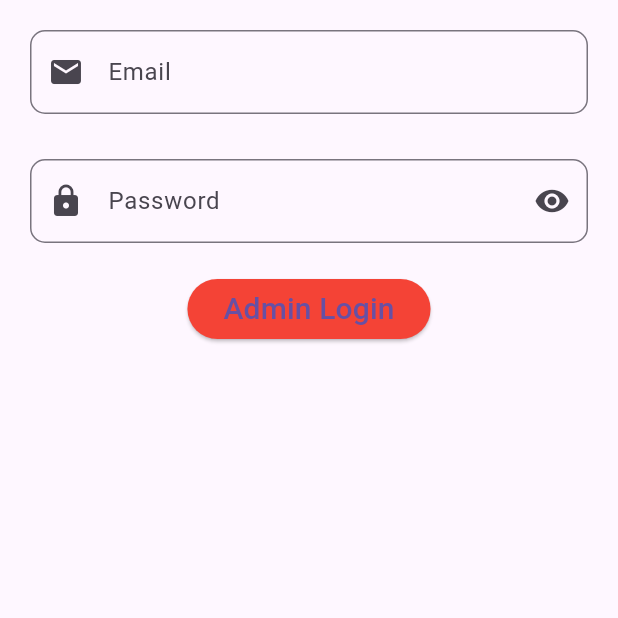
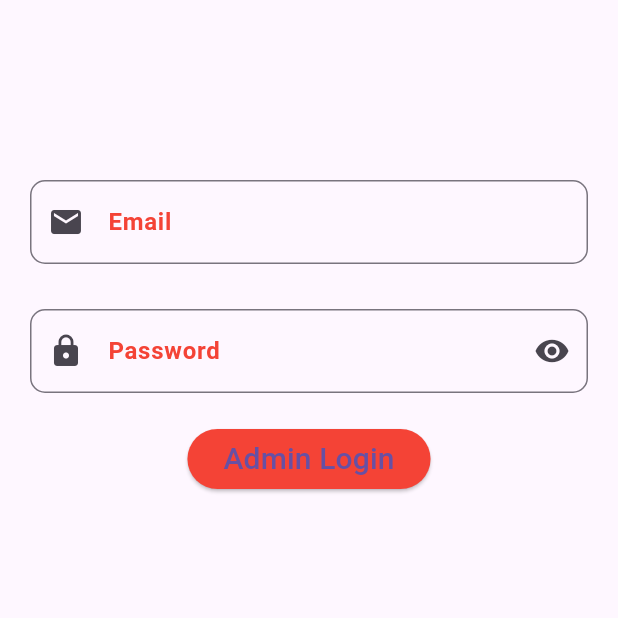
Before and after one commit to sumayyats123/KidsLand, a Flutter app: the Welcomescreen screen opened directly, after a tap on "Adminlogin", on a phone screen of 412 x 824 dp, the top half of it. Run offline on Flutter 3.47's test engine with Material 3 defaults, Android fonts, the phone set to English and light mode, and no system bars; our stand-ins replace audioplayers, file_picker, hive, hive_flutter, image_picker, shared_preferences; accounts and stored records are empty.

Commit message:
19/12/23 constant file

```diff
--- a/lib/screen/admin/admin_login.dart
+++ b/lib/screen/admin/admin_login.dart
@@ -1,6 +1,7 @@
 import 'dart:io';
 import 'package:flutter/material.dart';
 import 'package:kidsland/screen/admin/admincategory_ist.dart';
+import 'package:kidsland/widget/constants.dart';
 
 class AdminLogin extends StatefulWidget {
   const AdminLogin({
@@ -9,71 +10,52 @@
 
   @override
   State<AdminLogin> createState() => _AdminLoginState();
-
-  // ignore: non_constant_identifier_names
-  AdminLoginState() {}
 }
 
 class _AdminLoginState extends State<AdminLogin> {
-  final _formfield = GlobalKey<FormState>();
+  final _formFieldKey = GlobalKey<FormState>();
   final emailController = TextEditingController();
   final passwordController = TextEditingController();
   bool passToggle = true;
   File? selectedImage;
-  File? audiofilePath;
+  File? audioFilePath;
+
+
   @override
   Widget build(BuildContext context) {
     return SafeArea(
       child: Scaffold(
         body: Padding(
           padding: const EdgeInsets.all(20.0),
+          child: Form(
+            key: _formFieldKey,
             child: Column(
               children: [
-              Form(
-                key: _formfield,
-                child: Column(
-                  mainAxisAlignment: MainAxisAlignment.center,
-                  children: [
-                    TextFormField(
-                      keyboardType: TextInputType.emailAddress,
-                      controller: emailController,
-                      decoration: InputDecoration(
-                        border: OutlineInputBorder(
-                          borderRadius: BorderRadius.circular(10),
-                          borderSide: const BorderSide(color: Colors.red),
-                        ),
+                const SizedBox(height: 100),
+                buildTextFormField(
                   labelText: 'Email',
-                        prefixIcon: const Icon(Icons.email),
-                      ),
+                  prefixIcon: Icons.email,
                   validator: (value) {
                     return RegExp(r"^[a-z0-9]+@gmail+\.com+")
                         .hasMatch(value!)
                         ? null
                         : "Please enter a valid email";
                   },
+                  controller: emailController,
                 ),
-                    const SizedBox(
-                      height: 30,
-                    ),
-                    TextFormField(
-                      controller: passwordController,
+                const SizedBox(height: 30),
+                buildTextFormField(
+                  labelText: 'Password',
+                  prefixIcon: Icons.lock,
                   obscureText: passToggle,
-                      decoration: InputDecoration(
-                        border: OutlineInputBorder(
-                          borderRadius: BorderRadius.circular(10),
-                          borderSide: const BorderSide(color: Colors.red),
-                        ),
-                        labelText: 'Password',
-                        prefixIcon: const Icon(Icons.lock),
                   suffixIcon: InkWell(
                     onTap: () {
                       setState(() {
                         passToggle = !passToggle;
                       });
                     },
-                          child: Icon(passToggle
-                              ? Icons.visibility
-                              : Icons.visibility_off),
+                    child: Icon(
+                      passToggle ? Icons.visibility : Icons.visibility_off,
                     ),
                   ),
                   validator: (value) {
@@ -84,34 +66,39 @@
                     }
                     return null;
                   },
+                  controller: passwordController,
                 ),
                 const SizedBox(height: 20),
-                  ],
-                ),
-              ),
                 ElevatedButton(
                   style: ButtonStyle(
                     backgroundColor: MaterialStateProperty.all(Colors.red),
                   ),
                   onPressed: () async {
-                  if (_formfield.currentState!.validate()) {
+                    if (_formFieldKey.currentState!.validate()) {
                       if (emailController.text == 'sumayyats429@gmail.com' &&
                           passwordController.text == 'mi@123') {
-                      ScaffoldMessenger.of(context).showSnackBar(const SnackBar(
+                        ScaffoldMessenger.of(context).showSnackBar(
+                          const SnackBar(
                             content: Text('Successful'),
-                      ));
+                          ),
+                        );
                         Navigator.pushAndRemoveUntil(
                           context,
-                        MaterialPageRoute(builder: (context) => const CategoryList()),
+                          MaterialPageRoute(
+                            builder: (context) => const CategoryList(),
+                          ),
                           (route) => false,
                         );
                         emailController.clear();
                         passwordController.clear();
                       } else {
-                      ScaffoldMessenger.of(context).showSnackBar(const SnackBar(
-                        content:
-                            Text('Enter the Email or Password is incorrect'),
-                      ));
+                        ScaffoldMessenger.of(context).showSnackBar(
+                          const SnackBar(
+                            content: Text(
+                              'Enter the Email or Password is incorrect',
+                            ),
+                          ),
+                        );
                       }
                     }
                   },
@@ -124,6 +111,7 @@
             ),
           ),
         ),
+      ),
     );
   }
 }
--- a/lib/screen/introscreens/welocmescreen.dart
+++ b/lib/screen/introscreens/welocmescreen.dart
@@ -1,7 +1,8 @@
 import 'package:flutter/material.dart';
-import 'package:kidsland/screen/user/usercategory_list.dart';
 import 'package:kidsland/screen/admin/admin_login.dart';
 import 'package:kidsland/database/functions/sharedpreference.dart';
+import 'package:kidsland/screen/user/usercategory_list.dart';
+import 'package:kidsland/widget/constants.dart';// Import the app_constants.dart file
 
 class Welcomescreen extends StatefulWidget {
   const Welcomescreen({super.key});
@@ -19,20 +20,20 @@
     return SafeArea(
       child: Scaffold(
         body: SingleChildScrollView(
-        child: Column(mainAxisAlignment: MainAxisAlignment.center, children: [
+          child: Column(
+            mainAxisAlignment: MainAxisAlignment.center,
+            children: [
               Image.asset(
                 "assets/images/rainbow__1_-removebg-preview.png",
                 width: size.width,
               ),
               const Text(
                 'Welcome',
-            style: TextStyle(
-                fontSize: 40, fontWeight: FontWeight.w700, color: Colors.red,fontFamily:'Poppins'),
+                style: AppTextStyles.welcomeTitle, // Use the constant for welcome title
               ),
               const Text(
                 'Shining Star',
-            style: TextStyle(
-                fontSize: 25, fontWeight: FontWeight.w600, color: Colors.red,fontFamily:'Poppins'),
+                style: AppTextStyles.subTitle, // Use the constant for subtitle
               ),
               Padding(
                 padding: const EdgeInsets.all(40.0),
@@ -42,10 +43,7 @@
                     labelText: 'Name',
                     hintText: 'Enter Your  Name ',
                   ),
-              style: const TextStyle(
-                fontWeight: FontWeight.bold,
-                color: Colors.red,
-              ),
+                  style: AppTextStyles.inputTextStyle, // Use the constant for input text style
                 ),
               ),
               const SizedBox(
@@ -58,34 +56,51 @@
                   children: [
                     InkWell(
                       onTap: () async {
-                    Navigator.of(context).pushAndRemoveUntil(MaterialPageRoute(builder: (context) => const AdminLogin(),), (route) => false);
+                        Navigator.of(context).pushAndRemoveUntil(
+                          MaterialPageRoute(
+                            builder: (context) => const AdminLogin(),
+                          ),
+                          (route) => false,
+                        );
                       },
                       child: const Row(
                         children: [
                           Padding(
-                         padding: EdgeInsets.only(left:25),
+                            padding: EdgeInsets.only(left: 25),
                             child: Text(
                               'Adminlogin',
-                          style: TextStyle(fontSize:10, color: Colors.black45,fontWeight: FontWeight.bold),
+                              style: AppTextStyles.adminLoginTextStyle, // Use the constant for admin login text style
                             ),
-                       )],
+                          ),
+                        ],
                       ),
                     ),
                     InkWell(
                       onTap: () async {
                         await shared_preferences.setname(namecontroller.text);
-                      // ignore: use_build_context_synchronously
-                      Navigator.of(context).pushAndRemoveUntil(MaterialPageRoute(builder: (context) => DashboardPage(name: namecontroller.text),), (route) => false);
+                        Navigator.of(context).pushAndRemoveUntil(
+                          MaterialPageRoute(
+                            builder: (context) => DashboardPage(name: namecontroller.text),
+                          ),
+                          (route) => false,
+                        );
                       },
                       child: const CircleAvatar(
-                      radius:40,backgroundColor: Colors.red,
-                      child: Icon(Icons.home,size:30,),
-                    ))
+                        radius: 40,
+                        backgroundColor: Colors.red,
+                        child: Icon(
+                          Icons.home,
+                          size: 30,
+                        ),
+                      ),
+                    )
                   ],
                 ),
               ),
-        ]),
-      )),
+            ],
+          ),
+        ),
+      ),
     );
   }
 
--- /dev/null
+++ b/lib/widget/constants.dart
@@ -0,0 +1,77 @@
+
+
+import 'package:flutter/material.dart';
+
+class AppTextStyles {
+  static const TextStyle welcomeTitle = TextStyle(
+    fontSize: 40,
+    fontWeight: FontWeight.w700,
+    color:    Colors.red,
+    fontFamily: 'Poppins',
+  );
+
+  static const TextStyle subTitle = TextStyle(
+    fontSize: 25,
+    fontWeight: FontWeight.w600,
+    color: Colors.red,
+    fontFamily: 'Poppins',
+  );
+
+  static const TextStyle inputTextStyle = TextStyle(
+    fontWeight: FontWeight.bold,
+    color: Colors.red,
+  );
+
+  static const TextStyle adminLoginTextStyle = TextStyle(
+    fontSize: 10,
+    color: Colors.black45,
+    fontWeight: FontWeight.bold,
+  );
+
+  static const TextStyle appBarTitle = TextStyle(
+    fontSize: 30,
+    fontWeight: FontWeight.bold,
+  );
+
+  static const TextStyle categoryTitle = TextStyle(
+    fontSize: 18,
+    fontWeight: FontWeight.bold,
+    color: Color.fromARGB(255, 182, 16, 4),
+  );
+
+}
+
+class AppFormFieldDecorations {
+  static  InputDecoration textFieldDecoration = InputDecoration(
+    border: OutlineInputBorder(
+      borderRadius: BorderRadius.circular(10),
+      borderSide: const BorderSide(color: Colors.red),
+    ),
+    labelStyle: const TextStyle(
+      fontWeight: FontWeight.bold,
+      color: Colors.red,
+    ),
+  );
+}
+
+
+
+  Widget buildTextFormField({
+    required String labelText,
+    required IconData prefixIcon,
+    bool obscureText = false,
+    Widget? suffixIcon,
+    String? Function(String?)? validator,
+    required TextEditingController controller,
+  }) {
+    return TextFormField(
+      controller: controller,
+      decoration: AppFormFieldDecorations.textFieldDecoration.copyWith(
+        labelText: labelText,
+        prefixIcon: Icon(prefixIcon),
+        suffixIcon: suffixIcon,
+      ),
+      obscureText: obscureText,
+      validator: validator,
+    );
+  }
```
Also changed, not shown: lib/screen/user/usercategory_list.dart (+15 -30 lines). Lines whose indentation alone changed are shown as unchanged.
